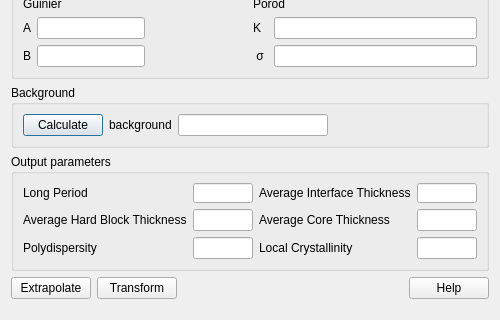
This is src/sas/qtgui/Perspectives/Corfunc/UI/CorfuncPanel.ui in SasView/sasview as Qt 5 draws it before an edit; both pictures show x 0 to 500 and y 248 to 568 of the 500 by 568 pixel window. The edited form follows.
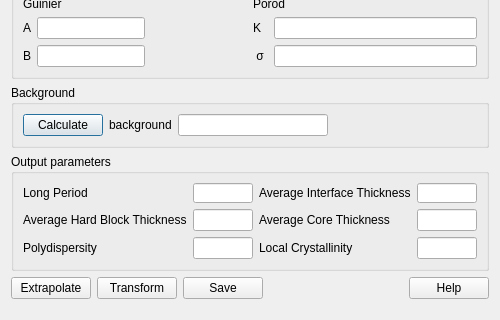
This is the edited form.

Commit message: Add save button to Corfunc

What changed in the file:
```diff
--- a/src/sas/qtgui/Perspectives/Corfunc/UI/CorfuncPanel.ui
+++ b/src/sas/qtgui/Perspectives/Corfunc/UI/CorfuncPanel.ui
@@ -393,6 +393,13 @@
          </property>
         </widget>
        </item>
+       <item>
+        <widget class="QPushButton" name="cmdSave">
+         <property name="text">
+          <string>Save</string>
+         </property>
+        </widget>
+       </item>
        <item>
         <spacer name="horizontalSpacer">
          <property name="orientation">
```
The commit also changes 1 other file.
